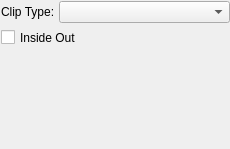
Qt form SIMPLVtkLib/Visualization/VisualFilterWidgets/UI_Files/VSClipFilterWidget.ui (tplatt77/SIMPLVtkLib) before a commit.
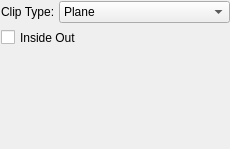
The same form after that commit.

Diff of the .ui file:
```diff
--- a/SIMPLVtkLib/Visualization/VisualFilterWidgets/UI_Files/VSClipFilterWidget.ui
+++ b/SIMPLVtkLib/Visualization/VisualFilterWidgets/UI_Files/VSClipFilterWidget.ui
@@ -98,6 +98,16 @@
           <height>22</height>
          </size>
         </property>
+        <item>
+         <property name="text">
+          <string>Plane</string>
+         </property>
+        </item>
+        <item>
+         <property name="text">
+          <string>Box</string>
+         </property>
+        </item>
        </widget>
       </item>
      </layout>
```
